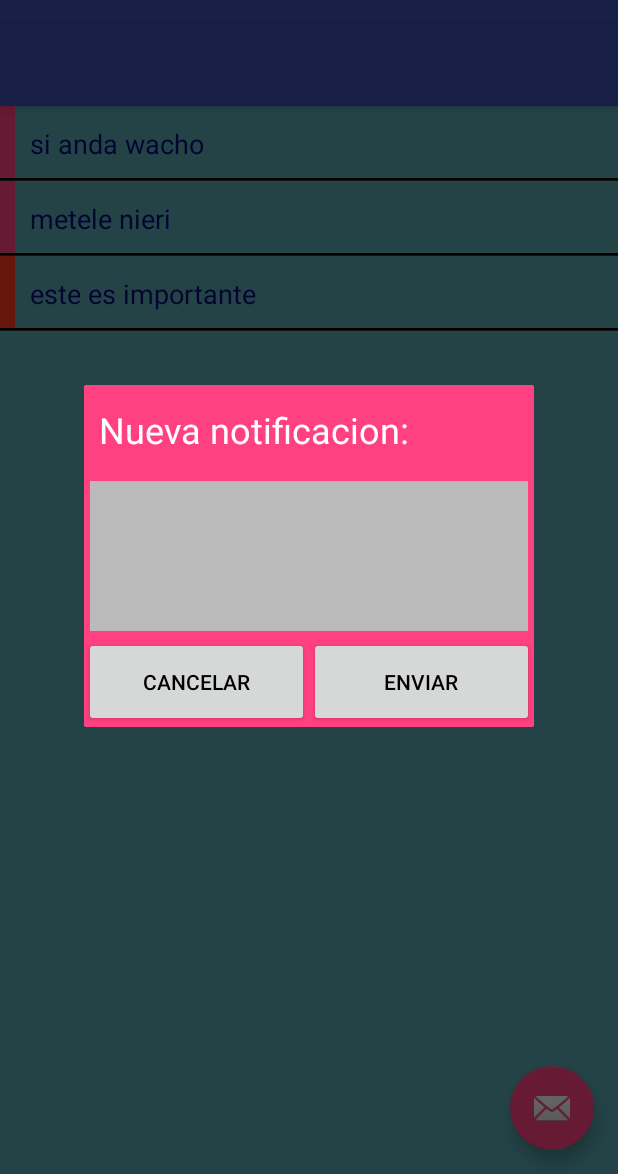
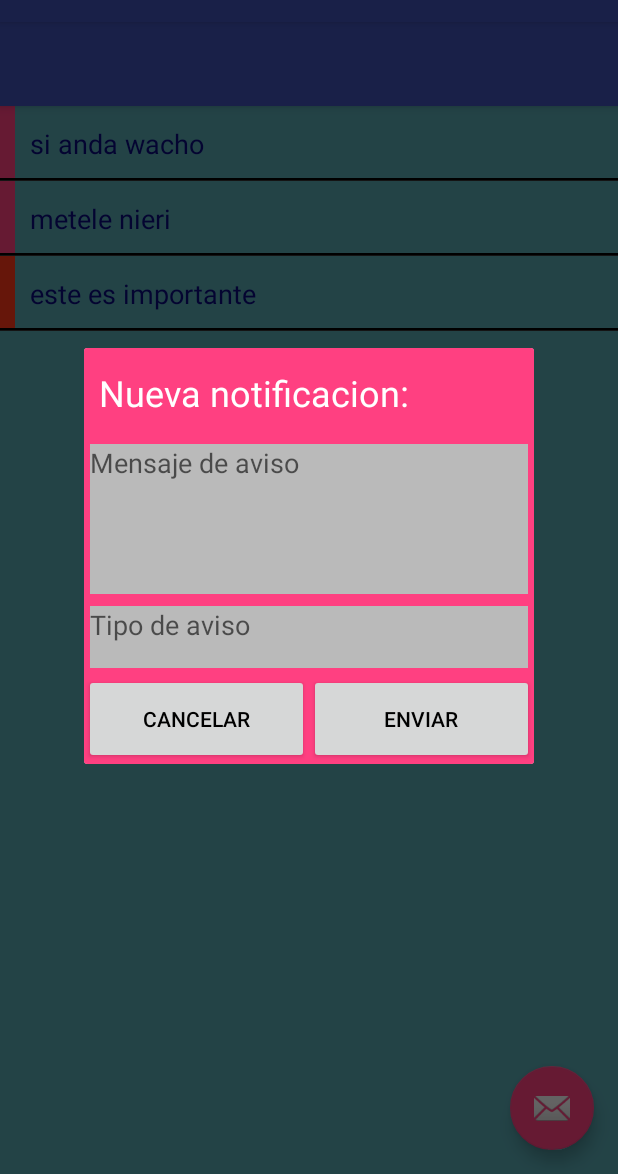
Before and after one commit to marcosjav/avisos, an Android app: the screen it shows after launch (AvisosActivity), in the options menu, after a tap on "Notificacion", on a phone screen of 412 x 824 dp, the part 62-1236 px from its top. Run offline under Robolectric (Android 15) with nearby library versions, the phone set to English and light mode, and no system bars.

```diff
--- a/app/src/main/java/com/xskin/avisos/AvisosActivity.java
+++ b/app/src/main/java/com/xskin/avisos/AvisosActivity.java
@@ -175,6 +175,7 @@ public class AvisosActivity extends AppCompatActivity {
         TextView titleView = (TextView) dialog.findViewById(R.id.custom_title);
         final EditText editCustom = (EditText) dialog.findViewById(R.id.custom_edit_reminder);
         Button commitButton = (Button) dialog.findViewById(R.id.custom_button_commit);
+
         final CheckBox checkBox = (CheckBox) dialog.findViewById(R.id.custom_check_box);
         LinearLayout rootLayout = (LinearLayout) dialog.findViewById(R.id.custom_root_layout);
         final boolean isEditOperation = (aviso != null);
@@ -255,14 +256,17 @@ public class AvisosActivity extends AppCompatActivity {
 
         TextView titleView = (TextView) dialog.findViewById(R.id.custom_title);
         final EditText editCustom = (EditText) dialog.findViewById(R.id.not_reminder);
+        final EditText editContent = (EditText) dialog.findViewById(R.id.not_content);
         Button commitButton = (Button) dialog.findViewById(R.id.not_btn_enviar);
         LinearLayout rootLayout = (LinearLayout) dialog.findViewById(R.id.custom_root_layout);
-
+        // boton enviar y cancelar, llama al metodo que setea la notificacion.
         commitButton.setOnClickListener(new View.OnClickListener() {
             @Override
             public void onClick(View v) {
                 String reminderText = editCustom.getText().toString();
-                notificacion(1, R.mipmap.ic_launcher, "Nombre APP", "Nueva encuesta.", reminderText);
+                String ContentText = editContent.getText().toString();
+                //metodo de notificacion con 5 paramentros se puede poner mas cosas si es necesario.
+                notificacion(1, R.mipmap.ic_launcher, "Nombre APP", ContentText, reminderText);
                 dialog.dismiss();
             }
         });
--- a/app/src/main/res/layout/dialog_notification.xml
+++ b/app/src/main/res/layout/dialog_notification.xml
@@ -25,9 +25,21 @@
         android:layout_margin="4dp"
         android:background="@color/gris_claro"
         android:gravity="start"
-        android:textColor="@color/negro">
+        android:textColor="@color/negro"
+        android:hint="Mensaje de aviso" >
 
         <requestFocus />
+    </EditText>
+
+    <EditText
+        android:id="@+id/not_content"
+        android:layout_width="fill_parent"
+        android:layout_height="41dp"
+        android:layout_margin="4dp"
+        android:background="@color/gris_claro"
+        android:gravity="start"
+        android:textColor="@color/negro"
+        android:hint="Tipo de aviso">
 
     </EditText>
 
```
